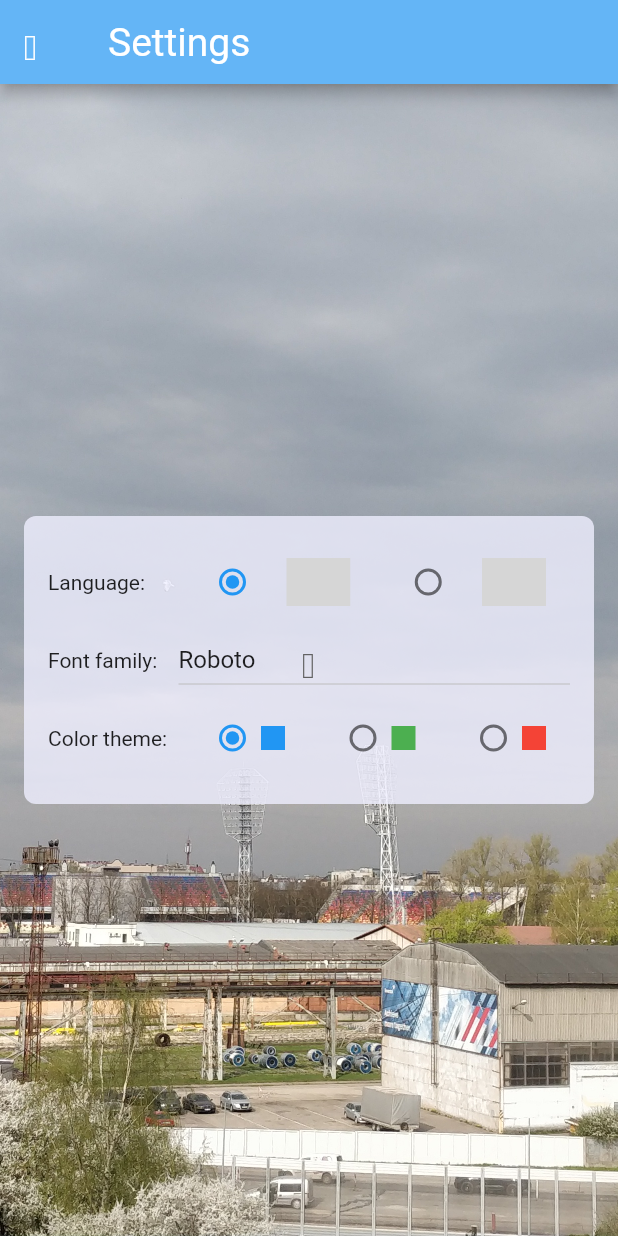
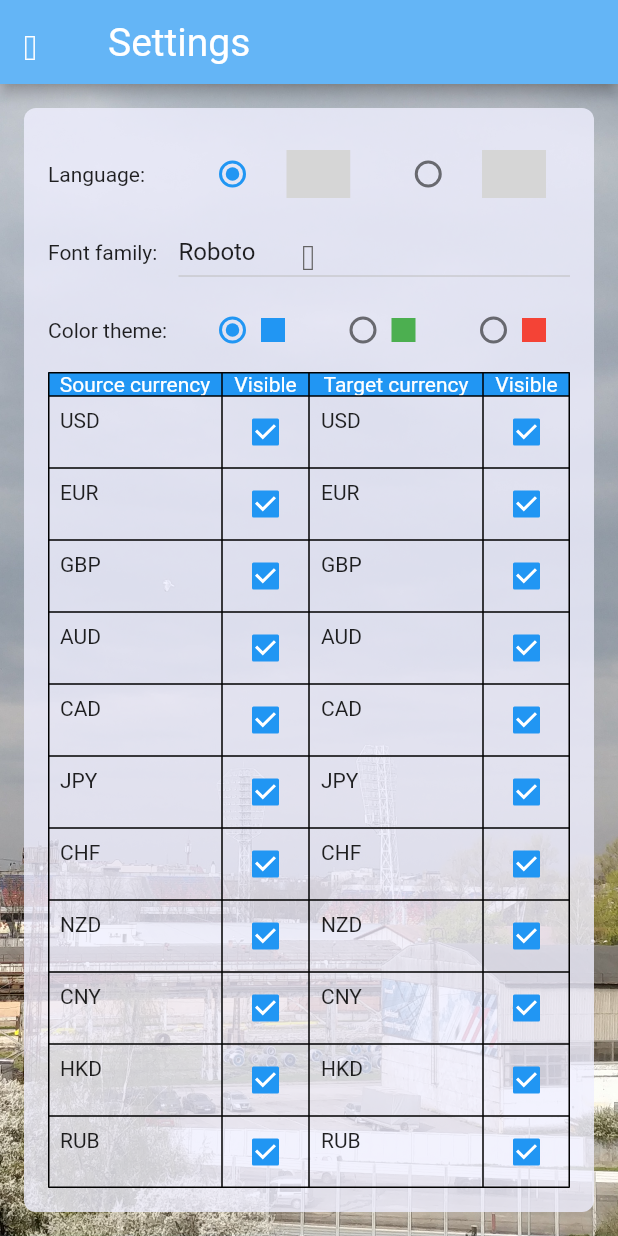
Before and after one commit to tnsoftbear/flutter_currency_calculator, a Flutter app: the SettingScreen screen opened by its route, on a phone screen of 412 x 824 dp. Run offline on Flutter 3.47's test engine with Material 2 defaults, Android fonts, the phone set to English and light mode, and no system bars; our stand-ins replace flutter_svg, hive, hive_flutter, shared_preferences; accounts and stored records are empty; generated files the repository leaves out were written again; grey boxes are pictures that could not be loaded.

Commit message:
Configure visible source and target currencies

```diff
--- a/lib/feature/conversion/domain/constant/currency_constant.dart
+++ b/lib/feature/conversion/domain/constant/currency_constant.dart
@@ -1,5 +1,5 @@
 class CurrencyConstant {
-  static const CURRENCIES = [
+  static const CURRENCY_CODES = [
     'USD',
     'EUR',
     'GBP',
@@ -13,8 +13,8 @@ class CurrencyConstant {
     'RUB',
   ];
 
-  static const SOURCE_CURRENCY_DEFAULT = 'USD';
-  static const TARGET_CURRENCY_DEFAULT = 'EUR';
+  static const SOURCE_CURRENCY_CODE_DEFAULT = 'USD';
+  static const TARGET_CURRENCY_CODE_DEFAULT = 'EUR';
 
   static const LAST_HISTORY_RECORD_COUNT = 5;
 }
--- a/lib/feature/conversion/domain/rate/validate/conversion_validator.dart
+++ b/lib/feature/conversion/domain/rate/validate/conversion_validator.dart
@@ -9,11 +9,11 @@ class ConversionValidator {
       required String amount}) {
     final result = ConversionValidationResult();
 
-    if (!CurrencyConstant.CURRENCIES.contains(sourceCurrency)) {
+    if (!CurrencyConstant.CURRENCY_CODES.contains(sourceCurrency)) {
       result.addError(ConversionValidationResult.ERR_SOURCE_CURRENCY_INVALID);
     }
 
-    if (!CurrencyConstant.CURRENCIES.contains(targetCurrency)) {
+    if (!CurrencyConstant.CURRENCY_CODES.contains(targetCurrency)) {
       result.addError(ConversionValidationResult.ERR_TARGET_CURRENCY_INVALID);
     }
 
--- a/lib/feature/setting/app/model/setting_model.dart
+++ b/lib/feature/setting/app/model/setting_model.dart
@@ -7,8 +7,10 @@ class SettingModel with ChangeNotifier {
   String _languageCode = "";
   String _fontFamily = "";
   String _themeType = "";
-  String _sourceCurrencyCode = "";
-  String _targetCurrencyCode = "";
+  String _selectedSourceCurrencyCode = "";
+  String _selectedTargetCurrencyCode = "";
+  List<String> _visibleSourceCurrencyCodes = [];
+  List<String> _visibleTargetCurrencyCodes = [];
 
   String get languageCode => _languageCode;
 
@@ -16,16 +18,24 @@ class SettingModel with ChangeNotifier {
 
   String get themeType => _themeType;
 
-  String get sourceCurrencyCode => _sourceCurrencyCode;
+  String get selectedSourceCurrencyCode => _selectedSourceCurrencyCode;
 
-  String get targetCurrencyCode => _targetCurrencyCode;
+  String get selectedTargetCurrencyCode => _selectedTargetCurrencyCode;
+
+  List<String> get visibleSourceCurrencyCodes => _visibleSourceCurrencyCodes;
+
+  List<String> get visibleTargetCurrencyCodes => _visibleTargetCurrencyCodes;
 
   Future<SettingModel> init() async {
     _languageCode = await SettingManager.detectLanguageCode();
     _fontFamily = await SettingManager.detectFontFamily();
     _themeType = await SettingManager.detectThemeType();
-    _sourceCurrencyCode = await SettingManager.detectSourceCurrencyCode();
-    _targetCurrencyCode = await SettingManager.detectTargetCurrencyCode();
+    _selectedSourceCurrencyCode = await SettingManager.detectSelectedSourceCurrencyCode();
+    _selectedTargetCurrencyCode = await SettingManager.detectSelectedTargetCurrencyCode();
+    _visibleSourceCurrencyCodes =
+        await SettingManager.detectVisibleSourceCurrencyCodes();
+    _visibleTargetCurrencyCodes =
+        await SettingManager.detectVisibleTargetCurrencyCodes();
     return this;
   }
 
@@ -55,16 +65,28 @@ class SettingModel with ChangeNotifier {
   }
 
   void setSourceCurrencyCode(String? currencyCode) {
-    _sourceCurrencyCode =
-        currencyCode ?? CurrencyConstant.SOURCE_CURRENCY_DEFAULT;
-    SettingManager.saveDefaultSourceCurrencyCode(_sourceCurrencyCode);
+    _selectedSourceCurrencyCode =
+        currencyCode ?? CurrencyConstant.SOURCE_CURRENCY_CODE_DEFAULT;
+    SettingManager.saveDefaultSourceCurrencyCode(_selectedSourceCurrencyCode);
     notifyListeners();
   }
 
   void setTargetCurrencyCode(String? currencyCode) {
-    _targetCurrencyCode =
-        currencyCode ?? CurrencyConstant.TARGET_CURRENCY_DEFAULT;
-    SettingManager.saveDefaultTargetCurrencyCode(_targetCurrencyCode);
+    _selectedTargetCurrencyCode =
+        currencyCode ?? CurrencyConstant.TARGET_CURRENCY_CODE_DEFAULT;
+    SettingManager.saveDefaultTargetCurrencyCode(_selectedTargetCurrencyCode);
+    notifyListeners();
+  }
+
+  void setVisibleSourceCurrencyCodes(List<String>? currencyCodes) {
+    _visibleSourceCurrencyCodes = currencyCodes ?? CurrencyConstant.CURRENCY_CODES;
+    SettingManager.saveVisibleSourceCurrencyCodes(_visibleSourceCurrencyCodes);
+    notifyListeners();
+  }
+
+  void setVisibleTargetCurrencyCodes(List<String>? currencyCodes) {
+    _visibleTargetCurrencyCodes = currencyCodes ?? CurrencyConstant.CURRENCY_CODES;
+    SettingManager.saveVisibleTargetCurrencyCodes(_visibleTargetCurrencyCodes);
     notifyListeners();
   }
 }
--- a/lib/feature/setting/app/view/screen/setting_screen.dart
+++ b/lib/feature/setting/app/view/screen/setting_screen.dart
@@ -33,7 +33,10 @@ class SettingScreen extends StatelessWidget {
               color: additionalColors.linenTurbidColor,
               borderRadius: BorderRadius.circular(8.0),
             ),
-            child: Table(
+            child: Column(
+              mainAxisSize: MainAxisSize.min,
+              children: [
+                Table(
                   columnWidths: {
                     0: const FlexColumnWidth(0.25),
                     1: const FlexColumnWidth(0.75),
@@ -45,6 +48,9 @@ class SettingScreen extends StatelessWidget {
                     ThemeSettingTableRow(context),
                   ],
                 ),
+                VisibleCurrencySetting(),
+              ],
+            ),
           ),
         ),
       ),
--- a/lib/feature/setting/app/view/widget/setting_widget_export.dart
+++ b/lib/feature/setting/app/view/widget/setting_widget_export.dart
@@ -1,3 +1,4 @@
 export 'font_family_setting_table_row.dart';
 export 'locale_setting_table_row.dart';
 export 'theme_setting_table_row.dart';
+export 'visible_currency_setting.dart';
--- /dev/null
+++ b/lib/feature/setting/app/view/widget/visible_currency_setting.dart
@@ -0,0 +1,159 @@
+import 'package:currency_calc/feature/conversion/domain/constant/currency_constant.dart';
+import 'package:currency_calc/feature/setting/app/model/setting_model.dart';
+import 'package:flutter/material.dart';
+import 'package:flutter_gen/gen_l10n/all_localizations.dart';
+import 'package:provider/provider.dart';
+
+class VisibleCurrencySetting extends StatelessWidget {
+  @override
+  Widget build(BuildContext context) {
+    final tr = AppLocalizations.of(context);
+    final settingModel = context.watch<SettingModel>();
+    final visibleSourceCurrencyCodes = settingModel.visibleSourceCurrencyCodes;
+    final visibleTargetCurrencyCodes = settingModel.visibleTargetCurrencyCodes;
+    return Container(
+      child: Table(
+        border: TableBorder.all(),
+        columnWidths: {
+          0: FlexColumnWidth(2),
+          1: FlexColumnWidth(1),
+          2: FlexColumnWidth(2),
+          3: FlexColumnWidth(1),
+        },
+        children: [
+          TableRow(
+            decoration: BoxDecoration(color: Theme.of(context).primaryColor),
+            children: [
+              TableCell(
+                child: Center(
+                  child: Text(
+                    tr.settingSourceCurrency,
+                    style: TextStyle(color: Colors.white),
+                  ),
+                ),
+              ),
+              TableCell(
+                child: Center(
+                  child: Text(
+                    tr.settingCurrencyVisible,
+                    style: TextStyle(color: Colors.white),
+                  ),
+                ),
+              ),
+              TableCell(
+                child: Center(
+                  child: Text(
+                    tr.settingTargetCurrency,
+                    style: TextStyle(color: Colors.white),
+                  ),
+                ),
+              ),
+              TableCell(
+                child: Center(
+                  child: Text(
+                    tr.settingCurrencyVisible,
+                    style: TextStyle(color: Colors.white),
+                  ),
+                ),
+              ),
+            ],
+          ),
+          for (var currency in CurrencyConstant.CURRENCY_CODES)
+            TableRow(
+              children: [
+                TableCell(
+                  child: Padding(
+                    padding: const EdgeInsets.all(8.0),
+                    child: Text(currency),
+                  ),
+                ),
+                TableCell(
+                  child: Checkbox(
+                      key: Key('visibleSourceCurrencyCodes_$currency'),
+                      value: visibleSourceCurrencyCodes.contains(currency),
+                      onChanged: (bool? visible) =>
+                          _onChangedVisibleSourceCurrency(
+                              currency, visible, settingModel)),
+                ),
+                TableCell(
+                  child: Padding(
+                    padding: const EdgeInsets.all(8.0),
+                    child: Text(currency),
+                  ),
+                ),
+                TableCell(
+                  child: Checkbox(
+                      key: Key('visibleTargetCurrencyCodes_$currency'),
+                      value: visibleTargetCurrencyCodes.contains(currency),
+                      onChanged: (bool? visible) =>
+                          _onChangedVisibleTargetCurrency(
+                              currency, visible, settingModel)),
+                ),
+              ],
+            ),
+        ],
+      ),
+    );
+  }
+
+  void _onChangedVisibleSourceCurrency(
+      String currencyCode, bool? visible, SettingModel settingModel) {
+    visible ??= false;
+    final currencyCodes =
+        List<String>.from(settingModel.visibleSourceCurrencyCodes);
+    print(currencyCodes);
+    if (visible) {
+      currencyCodes.add(currencyCode);
+    } else {
+      // Reject to remove last currency.
+      if (currencyCodes.length == 1) {
+        return;
+      }
+      currencyCodes.remove(currencyCode);
+    }
+    // Replace selected source currency, if it is absent in drop-down list
+    if (!currencyCodes.contains(settingModel.selectedSourceCurrencyCode)) {
+      if (currencyCodes.length > 1 &&
+          settingModel.selectedTargetCurrencyCode == currencyCodes.first) {
+        // Replace with the second currency from the visible currency list,
+        // because the first currency is already selected as target currency.
+        settingModel
+            .setSourceCurrencyCode(currencyCodes[1]);
+      } else {
+        // Replace with the first currency in the visible currency list
+        settingModel.setSourceCurrencyCode(currencyCodes.first);
+      }
+    }
+    settingModel.setVisibleSourceCurrencyCodes(currencyCodes);
+  }
+
+  void _onChangedVisibleTargetCurrency(
+      String currencyCode, bool? visible, SettingModel settingModel) {
+    visible ??= false;
+    final currencyCodes =
+        List<String>.from(settingModel.visibleTargetCurrencyCodes);
+    if (visible) {
+      currencyCodes.add(currencyCode);
+    } else {
+      // Reject to remove last currency.
+      if (currencyCodes.length == 1) {
+        return;
+      }
+      currencyCodes.remove(currencyCode);
+    }
+    // Replace selected target currency, if it is absent in drop-down list
+    if (!currencyCodes.contains(settingModel.selectedTargetCurrencyCode)) {
+      if (currencyCodes.length > 1 &&
+          settingModel.selectedSourceCurrencyCode == currencyCodes.first) {
+        // Replace with the second currency in the visible currency list,
+        // because the first currency is already selected as source currency.
+        settingModel
+            .setTargetCurrencyCode(currencyCodes[1]);
+      } else {
+        // Replace with the first currency in the visible currency list
+        settingModel.setTargetCurrencyCode(currencyCodes.first);
+      }
+    }
+    settingModel.setVisibleTargetCurrencyCodes(currencyCodes);
+  }
+}
--- a/lib/l10n/all_en.arb
+++ b/lib/l10n/all_en.arb
@@ -25,7 +25,10 @@
   "conversionValidationErrSourceAndTargetCurrencySame": "Source and target currencies cannot be the same",
   "conversionValidationErrSourceCurrencyInvalid": "Source currency is invalid",
   "conversionValidationErrTargetCurrencyInvalid": "Target currency is invalid",
+  "generalError": "Error: {message}",
+  "generalLoading": "Loading...",
   "menuTitle": "Menu",
+  "settingCurrencyVisible": "Visible",
   "settingDefaultSourceCurrency": "Source currency:",
   "settingDefaultTargetCurrency": "Target currency:",
   "settingLocaleEnLabel": "English",
@@ -33,6 +36,8 @@
   "settingSelectFontFamily": "Font family:",
   "settingSelectLanguage": "Language:",
   "settingSelectTheme": "Color theme:",
+  "settingSourceCurrency": "Source currency",
+  "settingTargetCurrency": "Target currency",
   "settingThemeBlue": "Blue",
   "settingThemeGreen": "Green",
   "settingThemeRed": "Red",
--- a/lib/l10n/all_ru.arb
+++ b/lib/l10n/all_ru.arb
@@ -25,7 +25,10 @@
   "conversionValidationErrSourceAndTargetCurrencySame": "Исходная и целевая валюты не могут быть одинаковыми",
   "conversionValidationErrSourceCurrencyInvalid": "Исходная валюта неправильная",
   "conversionValidationErrTargetCurrencyInvalid": "Целевая валюта неправильная",
+  "generalError": "Ошибка: {message}",
+  "generalLoading": "Загрузка...",
   "menuTitle": "Menu",
+  "settingCurrencyVisible": "Видна",
   "settingDefaultSourceCurrency": "Исходная валюта:",
   "settingDefaultTargetCurrency": "Целевая валюта:",
   "settingLocaleEnLabel": "English",
@@ -33,6 +36,8 @@
   "settingSelectFontFamily": "Шрифт:",
   "settingSelectLanguage": "Язык:",
   "settingSelectTheme": "Цветовая тема:",
+  "settingSourceCurrency": "Исходная валюта",
+  "settingTargetCurrency": "Целевая валюта",
   "settingThemeBlue": "Синяя",
   "settingThemeGreen": "Зелёная",
   "settingThemeRed": "Красная",
```
Also changed, not shown: lib/feature/conversion/app/history/view/widget/last_history/last_history_data_table_widget.dart (+14 -14 lines), lib/feature/conversion/app/rate/view/widget/calculator/calculator_widget.dart (+11 -4 lines), lib/feature/setting/app/manage/setting_manager.dart (+48 -8 lines), lib/feature/setting/infra/repository/setting_repository.dart (+24 -0 lines), 1 other file. Lines whose indentation alone changed are shown as unchanged.
